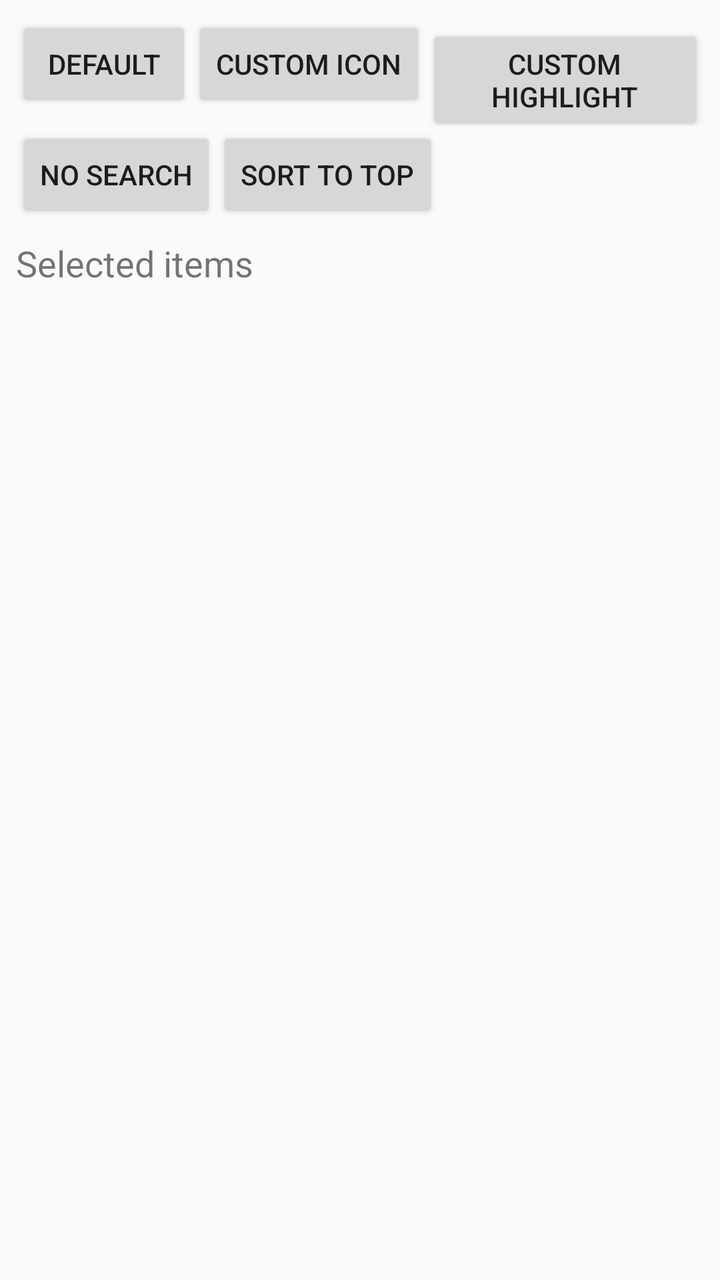
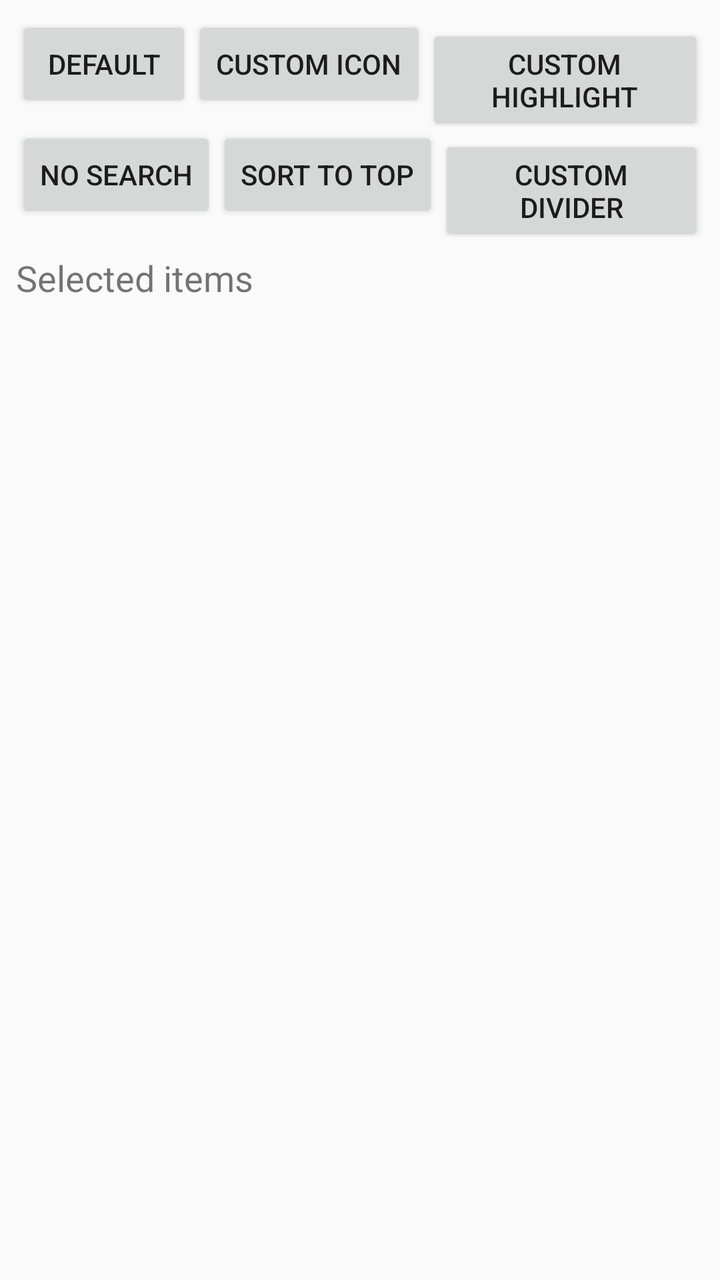

Two renders of the same Android screen: before a commit and after it. Below are the layout's source before the change and the commit's diff.
<!-- AndroidManifest.xml: application theme AppTheme -->
<!-- res/layout/activity_main.xml -->
<?xml version="1.0" encoding="utf-8"?>
<LinearLayout xmlns:android="http://schemas.android.com/apk/res/android"
    xmlns:tools="http://schemas.android.com/tools"
    android:layout_width="match_parent"
    android:layout_height="match_parent"
    android:fitsSystemWindows="true"
    android:orientation="vertical"
    android:padding="8dp"
    tools:context=".MainActivity">

    <LinearLayout
        android:layout_width="match_parent"
        android:layout_height="wrap_content"
        android:orientation="horizontal">

        <Button
            android:id="@+id/selected_items_btn"
            android:layout_width="wrap_content"
            android:layout_height="wrap_content"
            android:text="Default" />

        <Button
            android:id="@+id/selected_items_custom_icon_btn"
            android:layout_width="wrap_content"
            android:layout_height="wrap_content"
            android:text="Custom Icon" />

        <Button
            android:id="@+id/selected_items_custom_highlight_btn"
            android:layout_width="wrap_content"
            android:layout_height="wrap_content"
            android:text="Custom Highlight" />
    </LinearLayout>

    <LinearLayout
        android:layout_width="match_parent"
        android:layout_height="wrap_content"
        android:orientation="horizontal">

        <Button
            android:id="@+id/no_search_btn"
            android:layout_width="wrap_content"
            android:layout_height="wrap_content"
            android:text="No Search" />

        <Button
            android:id="@+id/sort_to_top_btn"
            android:layout_width="wrap_content"
            android:layout_height="wrap_content"
            android:text="Sort To Top" />
    </LinearLayout>

    <TextView
        android:layout_width="match_parent"
        android:layout_height="wrap_content"
        android:layout_marginTop="8dp"
        android:text="Selected items"
        android:textSize="18sp" />

    <TextView
        android:id="@+id/selected_items"
        android:layout_width="match_parent"
        android:layout_height="wrap_content" />

</LinearLayout>
<!-- resources referenced by this layout -->
<resources>
  <style name="AppTheme" parent="Theme.AppCompat.Light.DarkActionBar">
          
          <item name="colorPrimary">@color/colorPrimary</item>
          <item name="colorPrimaryDark">@color/colorPrimaryDark</item>
          <item name="colorAccent">@color/colorAccent</item>
      </style>
  <color name="colorPrimary">#008577</color>
  <color name="colorPrimaryDark">#00574B</color>
  <color name="colorAccent">#D81B60</color>
</resources>

<!-- the commit's change to res/layout/activity_main.xml (unified diff, before → after) -->
@@ -48,6 +48,12 @@
             android:layout_width="wrap_content"
             android:layout_height="wrap_content"
             android:text="Sort To Top" />
+
+        <Button
+            android:id="@+id/divider_btn"
+            android:layout_width="wrap_content"
+            android:layout_height="wrap_content"
+            android:text="Custom Divider" />
     </LinearLayout>
 
     <TextView
